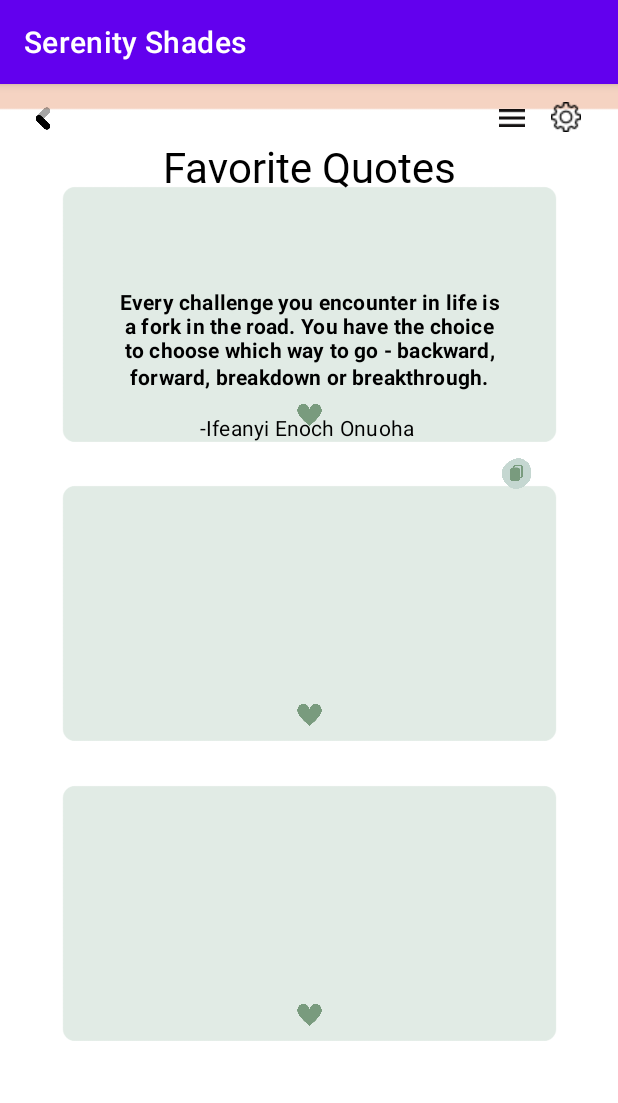
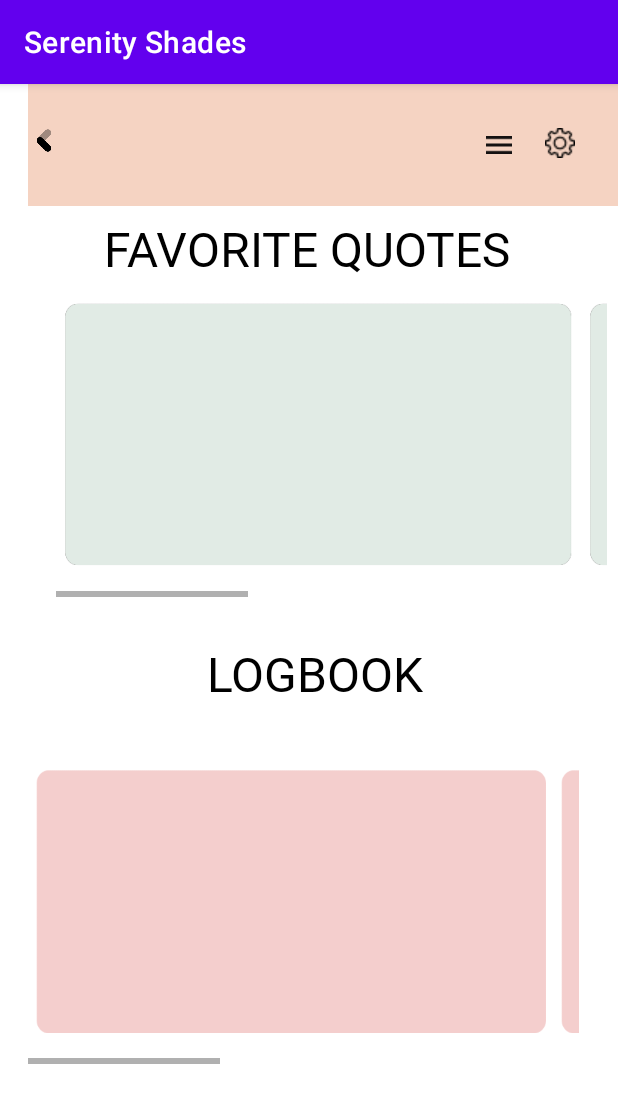
Before and after one commit to StayFrosht/Serenity, an Android app: the Bookmark screen opened directly, with no data from a screen before it, on a phone screen of 412 x 824 dp. Shown: the top 1103 px of the screen. Run offline under Robolectric (Android 15) with nearby library versions, the phone set to English and light mode, and no system bars.

Commit message:
Edited Bookmark & Logbook Activity and class.

```diff
--- a/app/src/main/res/layout/activity_bookmark.xml
+++ b/app/src/main/res/layout/activity_bookmark.xml
@@ -1,34 +1,42 @@
 <?xml version="1.0" encoding="utf-8"?>
-<androidx.constraintlayout.widget.ConstraintLayout xmlns:android="http://schemas.android.com/apk/res/android"
-    xmlns:app="http://schemas.android.com/apk/res-auto"
+<FrameLayout xmlns:android="http://schemas.android.com/apk/res/android"    xmlns:app="http://schemas.android.com/apk/res-auto"
     xmlns:tools="http://schemas.android.com/tools"
     android:layout_width="match_parent"
     android:layout_height="match_parent"
+    android:orientation="vertical"
     tools:context=".Bookmark">
+
+    <androidx.constraintlayout.widget.ConstraintLayout
+        android:layout_width="match_parent"
+        android:layout_height="match_parent">
 
         <ImageView
             android:id="@+id/orangeheader"
-        android:layout_width="738dp"
-        android:layout_height="477dp"
-        android:layout_marginEnd="-160dp"
-        android:layout_marginBottom="532dp"
-        android:scaleType="fitCenter"
+            android:layout_width="393dp"
+            android:layout_height="81dp"
+            android:scaleType="center"
             app:layout_constraintBottom_toBottomOf="parent"
             app:layout_constraintEnd_toEndOf="parent"
+            app:layout_constraintHorizontal_bias="1.0"
+            app:layout_constraintStart_toStartOf="parent"
+            app:layout_constraintTop_toTopOf="parent"
+            app:layout_constraintVertical_bias="0.0"
             app:srcCompat="@drawable/headero" />
 
         <ImageButton
             android:id="@+id/btnSetting6"
-        android:layout_width="36dp"
+            android:layout_width="wrap_content"
             android:layout_height="34dp"
+            android:layout_marginTop="-10dp"
+            android:layout_marginEnd="10dp"
             android:backgroundTint="#00FFFFFF"
             android:tint="#000000"
             app:layout_constraintBottom_toBottomOf="parent"
             app:layout_constraintEnd_toEndOf="parent"
-        app:layout_constraintHorizontal_bias="0.955"
+            app:layout_constraintHorizontal_bias="0.982"
             app:layout_constraintStart_toStartOf="parent"
             app:layout_constraintTop_toTopOf="parent"
-        app:layout_constraintVertical_bias="0.006"
+            app:layout_constraintVertical_bias="0.043"
             app:srcCompat="@drawable/_settings_1"
             tools:ignore="UseAppTint,TouchTargetSizeCheck,SpeakableTextPresentCheck" />
 
@@ -40,10 +48,10 @@
             android:tint="#E9100D0D"
             app:layout_constraintBottom_toBottomOf="parent"
             app:layout_constraintEnd_toEndOf="parent"
-        app:layout_constraintHorizontal_bias="0.855"
+            app:layout_constraintHorizontal_bias="0.831"
             app:layout_constraintStart_toStartOf="parent"
             app:layout_constraintTop_toTopOf="parent"
-        app:layout_constraintVertical_bias="0.006"
+            app:layout_constraintVertical_bias="0.031"
             app:srcCompat="@drawable/menu_icon"
             tools:ignore="UseAppTint,TouchTargetSizeCheck,SpeakableTextPresentCheck" />
 
@@ -51,123 +59,167 @@
             android:id="@+id/btnback2"
             android:layout_width="19dp"
             android:layout_height="18dp"
+            android:layout_marginStart="20dp"
+            android:layout_marginTop="-27dp"
             app:layout_constraintBottom_toBottomOf="parent"
             app:layout_constraintEnd_toEndOf="parent"
-        app:layout_constraintHorizontal_bias="0.05"
+            app:layout_constraintHorizontal_bias="0.0"
             app:layout_constraintStart_toStartOf="parent"
             app:layout_constraintTop_toTopOf="parent"
-        app:layout_constraintVertical_bias="0.019"
+            app:layout_constraintVertical_bias="0.072"
             app:srcCompat="@drawable/bakz" />
+
+        <TextView
+            android:id="@+id/txtSett3"
+            android:layout_width="366dp"
+            android:layout_height="45dp"
+            android:fontFamily="@font/inter_bold"
+            android:foregroundTint="#000000"
+            android:text="FAVORITE QUOTES"
+            android:textAlignment="center"
+            android:textColor="#000000"
+            android:textSize="32sp"
+            app:layout_constraintBottom_toBottomOf="parent"
+            app:layout_constraintEnd_toEndOf="parent"
+            app:layout_constraintHorizontal_bias="0.481"
+            app:layout_constraintStart_toStartOf="parent"
+            app:layout_constraintTop_toTopOf="parent"
+            app:layout_constraintVertical_bias="0.122" />
+
+        <HorizontalScrollView
+            android:id="@+id/horizontalScrollView"
+            android:layout_width="367dp"
+            android:layout_height="220dp"
+            android:layout_marginStart="5dp"
+            android:layout_marginTop="-320dp"
+            android:layout_marginEnd="5dp"
+            android:layout_marginBottom="5dp"
+            app:layout_constraintBottom_toBottomOf="parent"
+            app:layout_constraintEnd_toEndOf="parent"
+            app:layout_constraintHorizontal_bias="0.937"
+            app:layout_constraintStart_toStartOf="parent"
+            app:layout_constraintTop_toTopOf="parent"
+            app:layout_constraintVertical_bias="0.512"
+            tools:ignore="SpeakableTextPresentCheck">
+
+            <LinearLayout
+                android:id="@+id/linearLayout"
+                android:layout_width="wrap_content"
+                android:layout_height="match_parent"
+                android:layout_marginStart="0dp"
+                android:layout_marginEnd="0dp"
+                android:orientation="horizontal">
 
                 <ImageView
                     android:id="@+id/gt1"
-        android:layout_width="355dp"
-        android:layout_height="350dp"
-        android:layout_marginBottom="440dp"
+                    android:layout_width="340dp"
+                    android:layout_height="207dp"
+                    android:layout_marginStart="5dp"
+                    android:layout_marginTop="8dp"
+                    android:layout_marginEnd="10dp"
+                    android:layout_weight="1"
                     android:scaleType="fitCenter"
-        app:layout_constraintBottom_toBottomOf="parent"
-        app:layout_constraintEnd_toEndOf="parent"
-        app:layout_constraintStart_toStartOf="parent"
                     app:srcCompat="@drawable/bkbg" />
 
                 <ImageView
                     android:id="@+id/gt2"
-        android:layout_width="355dp"
-        android:layout_height="350dp"
-        android:layout_marginBottom="240dp"
+                    android:layout_width="340dp"
+                    android:layout_height="207dp"
+                    android:layout_marginStart="0dp"
+                    android:layout_marginTop="8dp"
+                    android:layout_marginEnd="10dp"
+                    android:layout_weight="1"
                     android:scaleType="fitCenter"
-        app:layout_constraintBottom_toBottomOf="parent"
-        app:layout_constraintEnd_toEndOf="parent"
-        app:layout_constraintStart_toStartOf="parent"
                     app:srcCompat="@drawable/bkbg" />
 
                 <ImageView
-        android:id="@+id/qt3"
-        android:layout_width="355dp"
-        android:layout_height="350dp"
-        android:layout_marginBottom="40dp"
+                    android:id="@+id/gt3"
+                    android:layout_width="340dp"
+                    android:layout_height="207dp"
+                    android:layout_marginStart="0dp"
+                    android:layout_marginTop="8dp"
+                    android:layout_marginEnd="10dp"
+                    android:layout_weight="1"
                     android:scaleType="fitCenter"
+                    app:srcCompat="@drawable/bkbg" />
+
+            </LinearLayout>
+        </HorizontalScrollView>
+
+        <TextView
+            android:id="@+id/txtSett5"
+            android:layout_width="366dp"
+            android:layout_height="45dp"
+            android:fontFamily="@font/inter_bold"
+            android:foregroundTint="#000000"
+            android:text="LOGBOOK"
+            android:textAlignment="center"
+            android:textColor="#000000"
+            android:textSize="32sp"
             app:layout_constraintBottom_toBottomOf="parent"
             app:layout_constraintEnd_toEndOf="parent"
+            app:layout_constraintHorizontal_bias="0.592"
             app:layout_constraintStart_toStartOf="parent"
-        app:srcCompat="@drawable/bkbg" />
+            app:layout_constraintTop_toTopOf="parent"
+            app:layout_constraintVertical_bias="0.514" />
+
+        <HorizontalScrollView
+            android:id="@+id/HorizontalScrollView2"
+            android:layout_width="367dp"
+            android:layout_height="220dp"
+            android:layout_marginStart="15dp"
+            android:layout_marginEnd="15dp"
+            app:layout_constraintBottom_toBottomOf="parent"
+            app:layout_constraintEnd_toEndOf="parent"
+            app:layout_constraintHorizontal_bias="0.25"
+            app:layout_constraintStart_toStartOf="parent"
+            app:layout_constraintTop_toTopOf="@+id/orangeheader"
+            app:layout_constraintVertical_bias="0.791"
+            tools:ignore="SpeakableTextPresentCheck">
+
+            <LinearLayout
+                android:id="@+id/linearLayout2"
+                android:layout_width="wrap_content"
+                android:layout_height="match_parent"
+                android:layout_marginStart="0dp"
+                android:layout_marginEnd="0dp"
+                android:orientation="horizontal">
 
                 <ImageView
-        android:id="@+id/hrt1"
-        android:layout_width="35dp"
-        android:layout_height="32dp"
-        android:layout_marginBottom="532dp"
+                    android:id="@+id/lb"
+                    android:layout_width="340dp"
+                    android:layout_height="207dp"
+                    android:layout_marginStart="5dp"
+                    android:layout_marginTop="8dp"
+                    android:layout_marginEnd="10dp"
+                    android:layout_weight="1"
                     android:scaleType="fitCenter"
-        app:layout_constraintBottom_toBottomOf="parent"
-        app:layout_constraintEnd_toEndOf="parent"
-        app:layout_constraintStart_toStartOf="parent"
-        app:srcCompat="@drawable/heart" />
+                    app:srcCompat="@drawable/lb" />
 
                 <ImageView
-        android:id="@+id/hrt2"
-        android:layout_width="35dp"
-        android:layout_height="32dp"
-        android:layout_marginBottom="332dp"
+                    android:id="@+id/lb1"
+                    android:layout_width="340dp"
+                    android:layout_height="207dp"
+                    android:layout_marginStart="0dp"
+                    android:layout_marginTop="8dp"
+                    android:layout_marginEnd="10dp"
+                    android:layout_weight="1"
                     android:scaleType="fitCenter"
-        app:layout_constraintBottom_toBottomOf="parent"
-        app:layout_constraintEnd_toEndOf="parent"
-        app:layout_constraintStart_toStartOf="parent"
-        app:srcCompat="@drawable/heart" />
+                    app:srcCompat="@drawable/lb" />
 
                 <ImageView
-        android:id="@+id/hrt3"
-        android:layout_width="35dp"
-        android:layout_height="32dp"
-        android:layout_marginBottom="132dp"
+                    android:id="@+id/lb2"
+                    android:layout_width="340dp"
+                    android:layout_height="207dp"
+                    android:layout_marginStart="0dp"
+                    android:layout_marginTop="8dp"
+                    android:layout_marginEnd="10dp"
+                    android:layout_weight="1"
                     android:scaleType="fitCenter"
-        app:layout_constraintBottom_toBottomOf="parent"
-        app:layout_constraintEnd_toEndOf="parent"
-        app:layout_constraintStart_toStartOf="parent"
-        app:srcCompat="@drawable/heart" />
-
-    <TextView
-        android:id="@+id/txtSett2"
-        android:layout_width="289dp"
-        android:layout_height="50dp"
-        android:fontFamily="@font/inter_bold"
-        android:foregroundTint="#000000"
-        android:text="Favorite Quotes"
-        android:textAlignment="center"
-        android:textColor="#000000"
-        android:textSize="28sp"
-        app:layout_constraintBottom_toBottomOf="parent"
-        app:layout_constraintEnd_toEndOf="parent"
-        app:layout_constraintStart_toStartOf="parent"
-        app:layout_constraintTop_toTopOf="parent"
-        app:layout_constraintVertical_bias="0.05" />
-
-    <TextView
-        android:id="@+id/randQuote2"
-        android:layout_width="283dp"
-        android:layout_height="140dp"
-        android:layout_alignParentLeft="true"
-        android:layout_alignParentTop="true"
-        android:gravity="center_horizontal|top"
-        android:text="@string/every_chall"
-        android:textAppearance="@style/every_chall"
-        android:textSize="14sp"
-        app:layout_constraintBottom_toBottomOf="parent"
-        app:layout_constraintEnd_toEndOf="parent"
-        app:layout_constraintStart_toStartOf="parent"
-        app:layout_constraintTop_toTopOf="parent"
-        app:layout_constraintVertical_bias="0.216" />
-
-    <ImageView
-        android:id="@+id/imageView16"
-        android:layout_width="36dp"
-        android:layout_height="33dp"
-        android:scaleType="fitCenter"
-        app:layout_constraintBottom_toBottomOf="parent"
-        app:layout_constraintEnd_toEndOf="parent"
-        app:layout_constraintHorizontal_bias="0.865"
-        app:layout_constraintStart_toStartOf="parent"
-        app:layout_constraintTop_toTopOf="parent"
-        app:layout_constraintVertical_bias="0.332"
-        app:srcCompat="@drawable/bkmark" />
+                    app:srcCompat="@drawable/lb" />
+            </LinearLayout>
+        </HorizontalScrollView>
 
     </androidx.constraintlayout.widget.ConstraintLayout>
+
+</FrameLayout>
```
Also changed, not shown: app/src/main/res/drawable/bkbg.png, app/src/main/res/drawable/headero.png, app/src/main/res/drawable/lb.png (added). Lines whose indentation alone changed are shown as unchanged.
